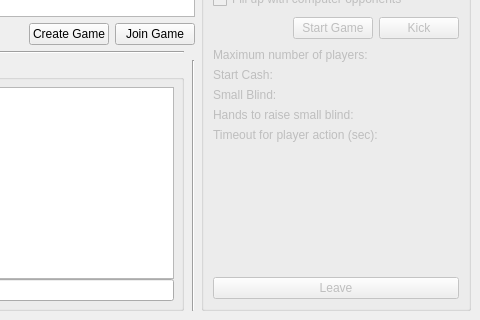
Qt form src/gui/qt/gamelobbydialog.ui (pokerth/pokerth) before a commit; both pictures show x 214 to 694 and y 247 to 567 of the 694 by 567 pixel window.
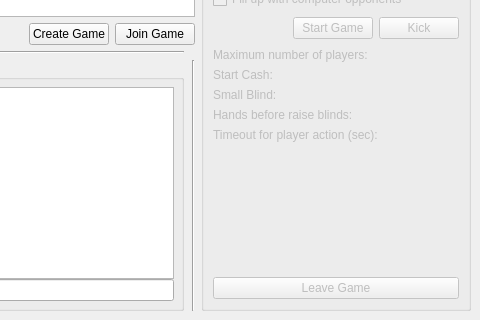
The same form after that commit.

Commit message: dutch, german translation update; string updates; IRC server configuration added; password-dialog to join a private game; return-event for chat-input (chat-classes not implementet)

Diff of the .ui file:
```diff
--- a/src/gui/qt/gamelobbydialog.ui
+++ b/src/gui/qt/gamelobbydialog.ui
@@ -187,37 +187,6 @@
       <string>Game Info</string>
      </property>
      <layout class="QGridLayout" >
-      <property name="leftMargin" >
-       <number>9</number>
-      </property>
-      <property name="topMargin" >
-       <number>9</number>
-      </property>
-      <property name="rightMargin" >
-       <number>9</number>
-      </property>
-      <property name="bottomMargin" >
-       <number>9</number>
-      </property>
-      <property name="horizontalSpacing" >
-       <number>6</number>
-      </property>
-      <property name="verticalSpacing" >
-       <number>6</number>
-      </property>
-      <item row="4" column="0" >
-       <spacer>
-        <property name="orientation" >
-         <enum>Qt::Vertical</enum>
-        </property>
-        <property name="sizeHint" >
-         <size>
-          <width>125</width>
-          <height>71</height>
-         </size>
-        </property>
-       </spacer>
-      </item>
       <item row="0" column="0" >
        <widget class="QTreeWidget" name="treeWidget_connectedPlayers" >
         <property name="minimumSize" >
@@ -233,6 +202,13 @@
         </column>
        </widget>
       </item>
+      <item row="1" column="0" >
+       <widget class="QCheckBox" name="checkBox_fillUpWithComputerOpponents" >
+        <property name="text" >
+         <string>Fill up with computer opponents</string>
+        </property>
+       </widget>
+      </item>
       <item row="2" column="0" >
        <layout class="QHBoxLayout" >
         <property name="spacing" >
@@ -295,13 +271,6 @@
         </item>
        </layout>
       </item>
-      <item row="5" column="0" >
-       <widget class="QPushButton" name="pushButton_Leave" >
-        <property name="text" >
-         <string>Leave</string>
-        </property>
-       </widget>
-      </item>
       <item row="3" column="0" >
        <layout class="QGridLayout" >
         <property name="leftMargin" >
@@ -325,7 +294,7 @@
         <item row="3" column="0" >
          <widget class="QLabel" name="label_5" >
           <property name="text" >
-           <string>Hands to raise small blind:</string>
+           <string>Hands before raise blinds:</string>
           </property>
          </widget>
         </item>
@@ -394,12 +363,29 @@
         </item>
        </layout>
       </item>
-      <item row="1" column="0" >
-       <widget class="QCheckBox" name="checkBox_fillUpWithComputerOpponents" >
-        <property name="text" >
-         <string>Fill up with computer opponents</string>
+      <item row="4" column="0" >
+       <spacer>
+        <property name="orientation" >
+         <enum>Qt::Vertical</enum>
         </property>
-       </widget>
+        <property name="sizeHint" >
+         <size>
+          <width>125</width>
+          <height>71</height>
+         </size>
+        </property>
+       </spacer>
+      </item>
+      <item row="5" column="0" >
+       <layout class="QHBoxLayout" >
+        <item>
+         <widget class="QPushButton" name="pushButton_Leave" >
+          <property name="text" >
+           <string>Leave Game</string>
+          </property>
+         </widget>
+        </item>
+       </layout>
       </item>
      </layout>
     </widget>
```
The commit also changes 26 other files.
